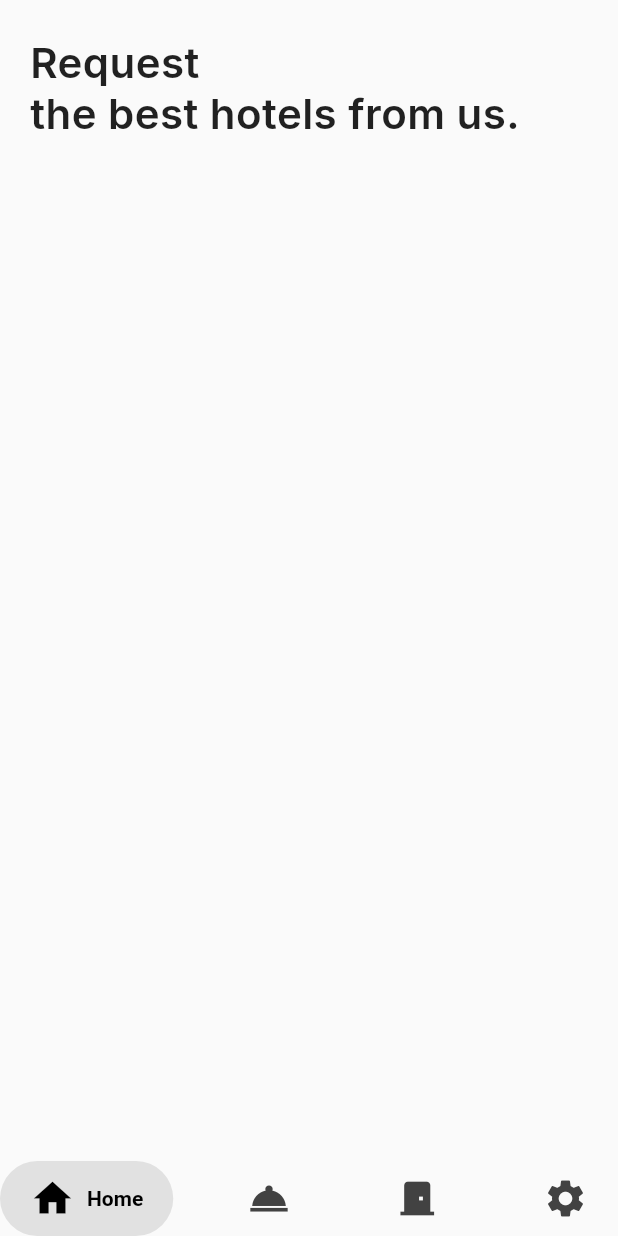
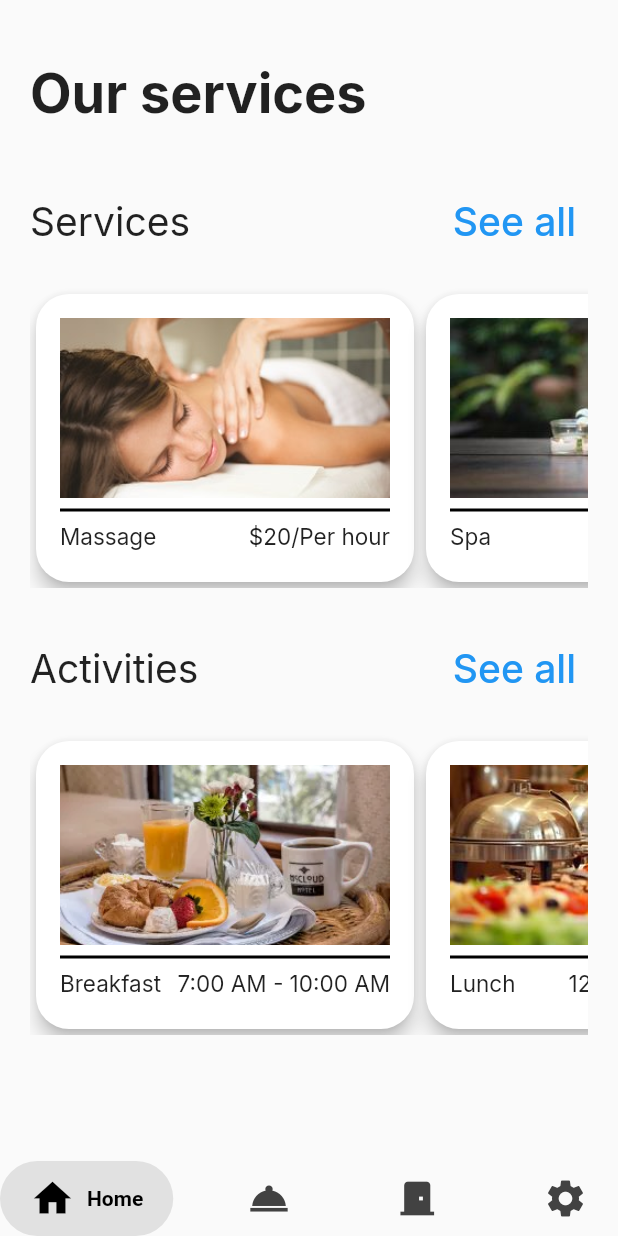
Before and after one commit to Karlo11111/Aedis---HotelSoftvare-using-Flutter, a Flutter app: the screen it shows once a user with an empty profile is signed in, on a phone screen of 412 x 824 dp. Run offline on Flutter 3.47's test engine with Material 2 defaults, Android fonts, the phone set to English and light mode, and no system bars; drawn by our look-alikes of google_nav_bar; our stand-ins replace cloud_firestore, email_validator, firebase_auth, firebase_core, font_awesome_flutter, google_fonts and 3 more; accounts and stored records are empty.

Commit message:
HomePage
Added HomePage services and activities

```diff
--- /dev/null
+++ b/lib/Utilities/my_card.dart
@@ -0,0 +1,76 @@
+// ignore_for_file: prefer_const_constructors, sized_box_for_whitespace, non_constant_identifier_names
+
+import 'package:flutter/material.dart';
+import 'package:google_fonts/google_fonts.dart';
+
+class MyCard extends StatelessWidget {
+  final String picture;
+  final Function() onTap;
+  final String service_name;
+  final String service_price;
+
+  const MyCard({
+    super.key,
+    required this.picture,
+    required this.onTap,
+    required this.service_name,
+    required this.service_price,
+  });
+
+  @override
+  Widget build(BuildContext context) {
+    return GestureDetector(
+      onTap: onTap,
+      //velicina card-a
+      child: Container(
+        width: 260,
+        height: 200,
+        child: Card(
+          shape:
+              RoundedRectangleBorder(borderRadius: BorderRadius.circular(22)),
+          elevation: 5,
+          child: Padding(
+            padding: EdgeInsets.all(16),
+            child: Column(
+              crossAxisAlignment: CrossAxisAlignment.start,
+              children: [
+                //slika
+                Row(
+                  children: [
+                    Expanded(
+                      child: Image.asset(
+                        picture,
+                        height: 120,
+                        fit: BoxFit.cover,
+                      ),
+                    ),
+                  ],
+                ),
+
+                Divider(
+                  thickness: 2,
+                  color: Colors.black,
+                ),
+                //naziv usluge i cijena
+
+                Row(
+                  mainAxisAlignment: MainAxisAlignment.spaceBetween,
+                  children: [
+                    Text(
+                      service_name,
+                      style: GoogleFonts.inter(fontSize: 15),
+                    ),
+                    Text(
+                      service_price,
+                      style: GoogleFonts.inter(fontSize: 15),
+                    )
+                  ],
+                )
+              ],
+            ),
+          ),
+        ),
+      ),
+    );
+  }
+}
--- a/lib/pages/home_page.dart
+++ b/lib/pages/home_page.dart
@@ -1,40 +1,149 @@
-// ignore_for_file: prefer_const_constructors, prefer_const_literals_to_create_immutables
+// ignore_for_file: prefer_const_constructors, prefer_const_literals_to_create_immutables, sized_box_for_whitespace
 
-import 'package:firebase_auth/firebase_auth.dart';
 import 'package:flutter/material.dart';
 import 'package:google_fonts/google_fonts.dart';
+import 'package:razvoj_sofvera/Utilities/my_card.dart';
 
 class HomePage extends StatelessWidget {
   const HomePage({super.key});
-
-  void signOut() {
-    FirebaseAuth.instance.signOut();
-  }
 
   @override
   Widget build(BuildContext context) {
     return Scaffold(
       body: SafeArea(
         child: Padding(
-            padding: EdgeInsets.symmetric(horizontal: 20),
-            child: Column(children: [
-              //header text
-              SizedBox(
-                height: 25,
-              ),
+          padding: EdgeInsets.all(20.0),
+          child: SingleChildScrollView(
+            child: Column(
+              crossAxisAlignment: CrossAxisAlignment.start,
+              children: [
+                const SizedBox(
+                  height: 20,
+                ),
+                Text(
+                  "Our services",
+                  style: GoogleFonts.inter(
+                      fontSize: 36, fontWeight: FontWeight.bold),
+                ),
+                const SizedBox(
+                  height: 40,
+                ),
+                //services text and see all button
+                Row(
+                  mainAxisAlignment: MainAxisAlignment.spaceBetween,
+                  children: [
+                    Text(
+                      "Services",
+                      style: GoogleFonts.inter(
+                          fontSize: 26, fontWeight: FontWeight.w400),
+                    ),
+                    TextButton(
+                        onPressed: () {},
+                        child: Text(
+                          "See all",
+                          style: GoogleFonts.inter(fontSize: 26),
+                        ))
+                  ],
+                ),
 
-              Text(
-                "Request \nthe best hotels from us.",
-                style: GoogleFonts.inter(
-                  fontSize: 28,
-                  letterSpacing: .3,
-                  color: Colors.black87,
-                  fontWeight: FontWeight.w600,
+                const SizedBox(
+                  height: 20,
                 ),
-              )
+                //services cards
 
-              //
-            ])),
+                SingleChildScrollView(
+                  scrollDirection: Axis.horizontal,
+                  child: Row(
+                    children: [
+                      //masaza
+                      MyCard(
+                        onTap: () {},
+                        picture: "lib/assets/masaza.jpg",
+                        service_name: "Massage",
+                        service_price: "\$20/Per hour",
+                      ),
+
+                      //spa
+                      MyCard(
+                        onTap: () {},
+                        picture: "lib/assets/spa.jpg",
+                        service_name: "Spa",
+                        service_price: "\$50/Per session",
+                      ),
+
+                      MyCard(
+                        onTap: () {},
+                        picture: "lib/assets/room_services.jpg",
+                        service_name: "Room Services",
+                        service_price: "",
+                      )
+                    ],
+                  ),
+                ),
+
+                const SizedBox(
+                  height: 30,
+                ),
+
+                //activities text and see all button
+
+                Row(
+                  mainAxisAlignment: MainAxisAlignment.spaceBetween,
+                  children: [
+                    Text(
+                      "Activities",
+                      style: GoogleFonts.inter(
+                          fontSize: 26, fontWeight: FontWeight.w400),
+                    ),
+                    TextButton(
+                        onPressed: () {},
+                        child: Text(
+                          "See all",
+                          style: GoogleFonts.inter(fontSize: 26),
+                        ))
+                  ],
+                ),
+
+                const SizedBox(
+                  height: 20,
+                ),
+
+                //activities cards
+
+                SingleChildScrollView(
+                  scrollDirection: Axis.horizontal,
+                  child: Row(
+                    children: [
+                      //Breakfast
+                      MyCard(
+                        onTap: () {},
+                        picture: "lib/assets/Breakfast.jpg",
+                        service_name: "Breakfast",
+                        service_price: "7:00 AM - 10:00 AM",
+                      ),
+
+                      //Lunch
+                      MyCard(
+                        onTap: () {},
+                        picture: "lib/assets/Lunch.jpg",
+                        service_name: "Lunch",
+                        service_price: "12:00 PM - 2:00 PM",
+                      ),
+
+                      //Dinner
+                      MyCard(
+                        onTap: () {},
+                        picture: "lib/assets/Dinner.jpg",
+                        service_name: "Dinner",
+                        service_price: "6:30 PM - 8:30 PM",
+                      )
+                    ],
+                  ),
+                ),
+              ],
+            ),
+          ),
+        ),
       ),
     );
   }
--- a/lib/pages/options_page.dart
+++ b/lib/pages/options_page.dart
@@ -1,4 +1,4 @@
-// ignore_for_file: prefer_const_constructors, prefer_const_literals_to_create_immutables, sized_box_for_whitespace, unnecessary_string_escapes, unused_element, dead_code, avoid_print
+// ignore_for_file: prefer_const_constructors, prefer_const_literals_to_create_immutables, sized_box_for_whitespace, unnecessary_string_escapes, unused_element, dead_code, avoid_print, non_constant_identifier_names
 import 'package:cloud_firestore/cloud_firestore.dart';
 import 'package:firebase_auth/firebase_auth.dart';
 import 'package:flutter/material.dart';
--- a/pubspec.yaml
+++ b/pubspec.yaml
@@ -72,7 +72,13 @@ flutter:
 
   # To add assets to your application, add an assets section, like this:
   assets:
+    - lib/assets/spa.jpg
     - lib/assets/avatar.png
+    - lib/assets/masaza.jpg
+    - lib/assets/room_services.jpg
+    - lib/assets/Breakfast.jpg
+    - lib/assets/Lunch.jpg
+    - lib/assets/Dinner.jpg
   #   - images/a_dot_ham.jpeg
 
   # An image asset can refer to one or more resolution-specific "variants", see
```
Also changed, not shown: lib/assets/Breakfast.jpg (added), lib/assets/Dinner.jpg (added), lib/assets/Lunch.jpg (added), lib/assets/masaza.jpg (added), lib/assets/room_services.jpg (added), lib/assets/spa.jpg (added).
